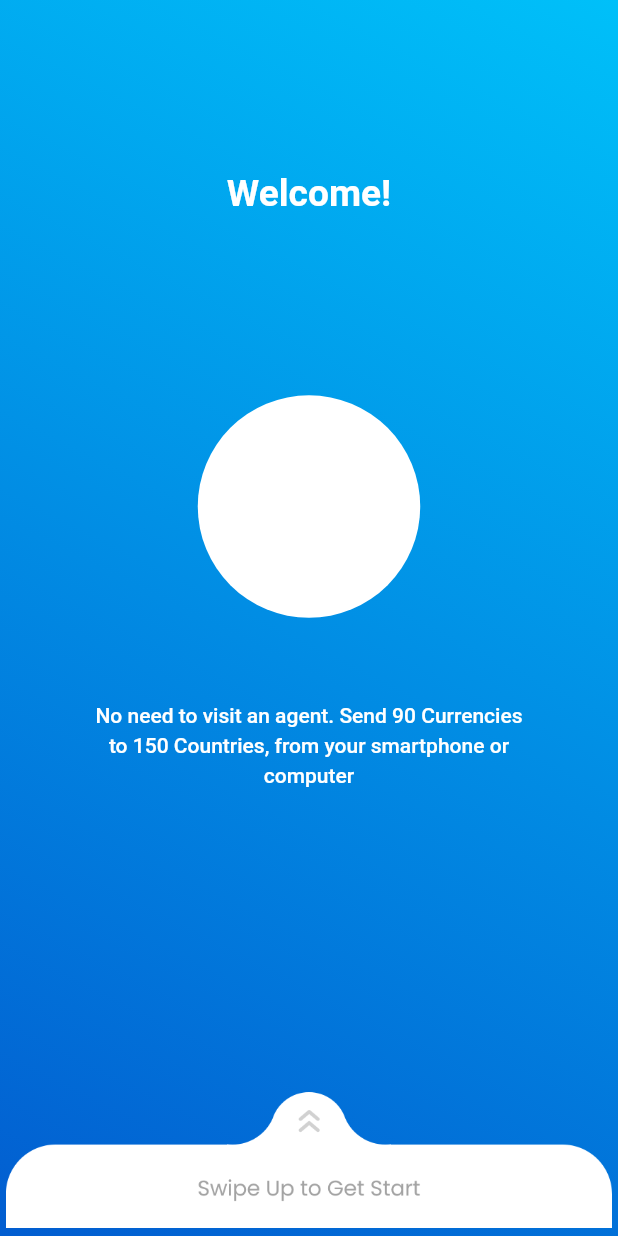
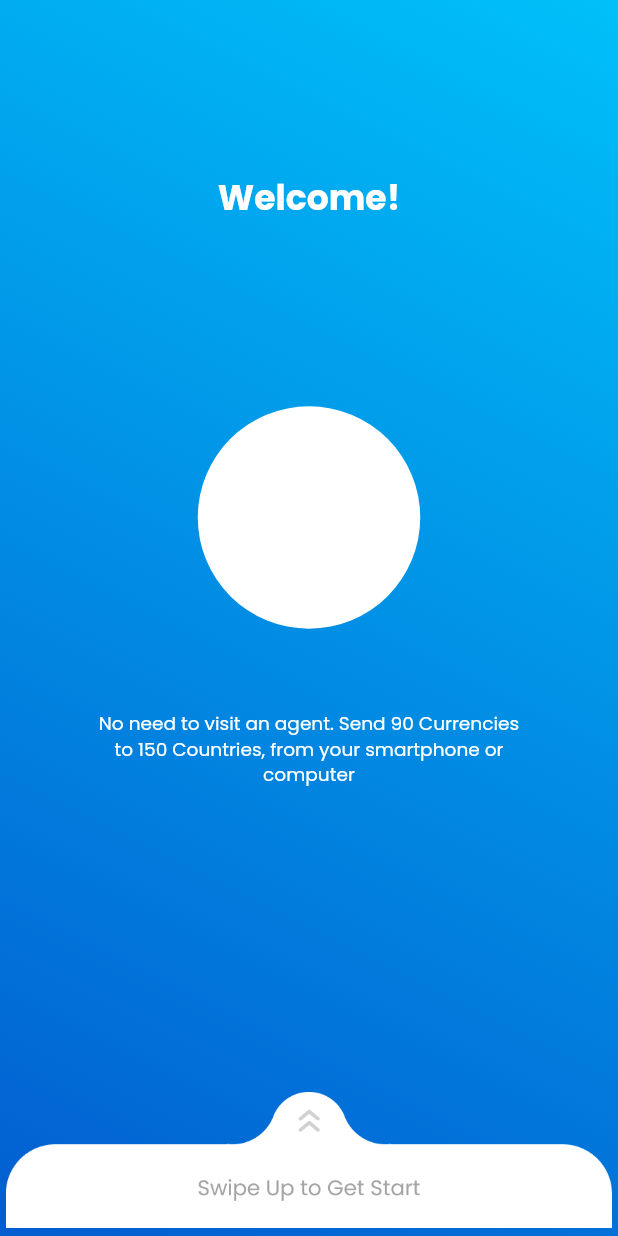
Before and after one commit to Abhisheksainii/company_manager_app, a Flutter app: the screen it shows after launch, on a phone screen of 412 x 824 dp. Run offline on Flutter 3.47's test engine with Material 2 defaults, Android fonts, the phone set to English and light mode, and no system bars; our stand-ins replace google_fonts, sizer.

Commit message:
fonts added

```diff
--- a/lib/authentication/welcome.dart
+++ b/lib/authentication/welcome.dart
@@ -1,8 +1,8 @@
 import 'package:company_manager_app/utils/app_colors.dart';
 import 'package:flutter/material.dart';
+import 'package:google_fonts/google_fonts.dart';
 import 'package:sizer/sizer.dart';
 import 'package:company_manager_app/utils/common.dart';
-import 'package:draggable_bottom_sheet/draggable_bottom_sheet.dart';
 import 'package:company_manager_app/authentication/login.dart';
 
 class Welcomescreen extends StatelessWidget {
@@ -26,7 +26,7 @@ class Welcomescreen extends StatelessWidget {
                   Text(
                     "Welcome!",
                     style: TextStyle(
-                      fontSize: h * 0.03,
+                      fontSize: h * 0.028,
                       fontWeight: FontWeight.w700,
                       color: Appcolors.whitecolor,
                     ),
@@ -47,11 +47,11 @@ class Welcomescreen extends StatelessWidget {
                     child: Text(
                       "No need to visit an agent. Send 90 Currencies to 150 Countries, from your smartphone or computer",
                       textAlign: TextAlign.center,
-                      style: TextStyle(
+                      style: GoogleFonts.poppins(
                           height: 1.4,
                           color: Appcolors.whitecolor,
                           fontWeight: FontWeight.w500,
-                          fontSize: h * 0.017),
+                          fontSize: h * 0.015),
                     ),
                   ),
                   SizedBox(
--- a/lib/startup/screen_exporter.dart
+++ b/lib/startup/screen_exporter.dart
@@ -1,2 +1 @@
 export 'package:company_manager_app/authentication/welcome.dart';
-export 'package:sizer/sizer.dart';
```
Also changed, not shown: lib/authentication/login.dart (+29 -5 lines), pubspec.yaml (+12 -4 lines), assets/images/bgcurve.png (added), assets/images/drawable-hdpi/Union 45.png (added), assets/images/drawable-ldpi/Union 45.png (added), assets/images/drawable-mdpi/Union 45.png (added), assets/images/drawable-xhdpi/Union 45.png (added), assets/images/drawable-xxhdpi/Union 45.png (added).
